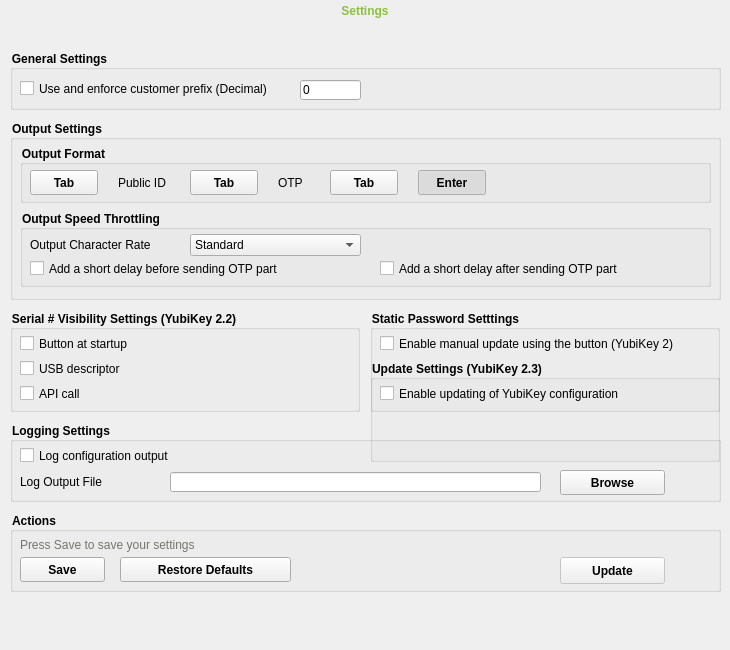
This is src/ui/settingpage.ui in Yubico/yubikey-personalization-gui as Qt 5 draws it before an edit. The edited form follows.
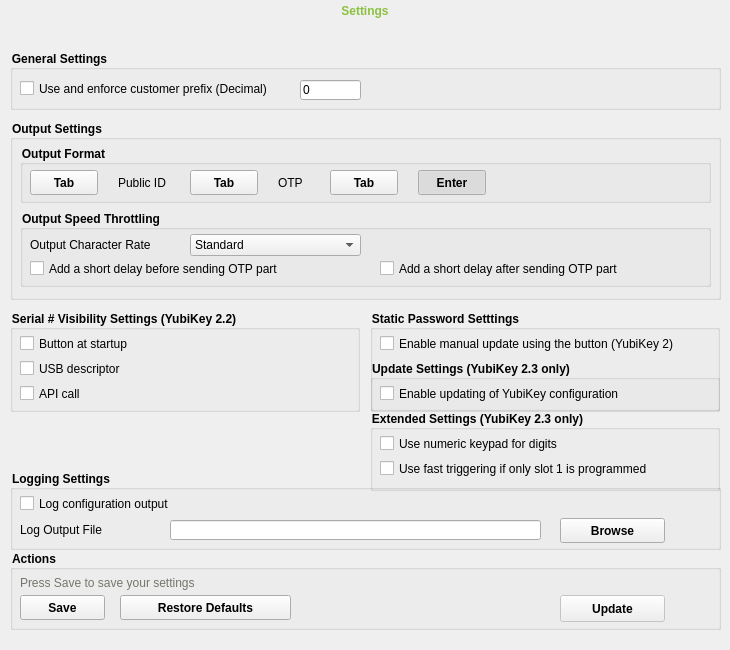
This is the edited form. The open tabs and pages were chosen to show the change. Icons and pictures are not drawn.

Commit message: add FAST_TRIG and USE_NUMERIC_KEYPAD

Diff of the .ui file:
```diff
--- a/src/ui/settingpage.ui
+++ b/src/ui/settingpage.ui
@@ -138,7 +138,7 @@
     <property name="geometry">
      <rect>
       <x>10</x>
-      <y>422</y>
+      <y>470</y>
       <width>711</width>
       <height>80</height>
      </rect>
@@ -244,7 +244,7 @@
     <property name="geometry">
      <rect>
       <x>10</x>
-      <y>512</y>
+      <y>550</y>
       <width>711</width>
       <height>80</height>
      </rect>
@@ -873,7 +873,7 @@
       <x>370</x>
       <y>360</y>
       <width>350</width>
-      <height>102</height>
+      <height>51</height>
      </rect>
     </property>
     <property name="styleSheet">
@@ -881,7 +881,7 @@
 </string>
     </property>
     <property name="title">
-     <string>Update Settings (YubiKey 2.3)</string>
+     <string>Update Settings (YubiKey 2.3 only)</string>
     </property>
     <widget class="QCheckBox" name="updateCheck">
      <property name="geometry">
@@ -902,8 +902,8 @@
     <widget class="QPushButton" name="updateHelpBtn">
      <property name="geometry">
       <rect>
-       <x>315</x>
-       <y>5</y>
+       <x>280</x>
+       <y>4</y>
        <width>16</width>
        <height>16</height>
       </rect>
@@ -943,6 +943,55 @@
      </property>
     </widget>
    </widget>
+   <widget class="QGroupBox" name="ExtendedBox">
+    <property name="geometry">
+     <rect>
+      <x>370</x>
+      <y>410</y>
+      <width>350</width>
+      <height>81</height>
+     </rect>
+    </property>
+    <property name="styleSheet">
+     <string notr="true">font-weight: bold;
+</string>
+    </property>
+    <property name="title">
+     <string>Extended Settings (YubiKey 2.3 only)</string>
+    </property>
+    <widget class="QCheckBox" name="useNumericKeypadCheck">
+     <property name="geometry">
+      <rect>
+       <x>10</x>
+       <y>25</y>
+       <width>331</width>
+       <height>17</height>
+      </rect>
+     </property>
+     <property name="styleSheet">
+      <string notr="true">font-weight: normal;</string>
+     </property>
+     <property name="text">
+      <string>Use numeric keypad for digits</string>
+     </property>
+    </widget>
+    <widget class="QCheckBox" name="fastTrigCheck">
+     <property name="geometry">
+      <rect>
+       <x>10</x>
+       <y>50</y>
+       <width>331</width>
+       <height>17</height>
+      </rect>
+     </property>
+     <property name="styleSheet">
+      <string notr="true">font-weight: normal;</string>
+     </property>
+     <property name="text">
+      <string>Use fast triggering if only slot 1 is programmed</string>
+     </property>
+    </widget>
+   </widget>
   </widget>
   <widget class="QWidget" name="updatePage">
    <property name="sizePolicy">
```
Left out of the diff: 4 changed lines with no effect on the pictures. The commit also changes 5 other files.
